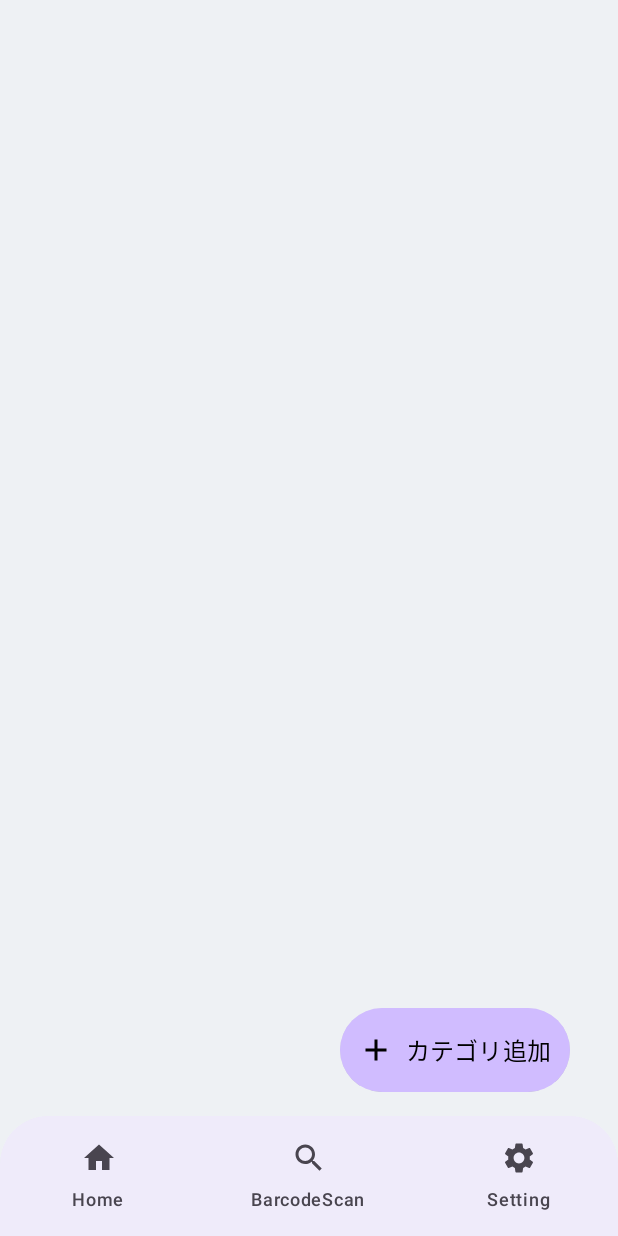
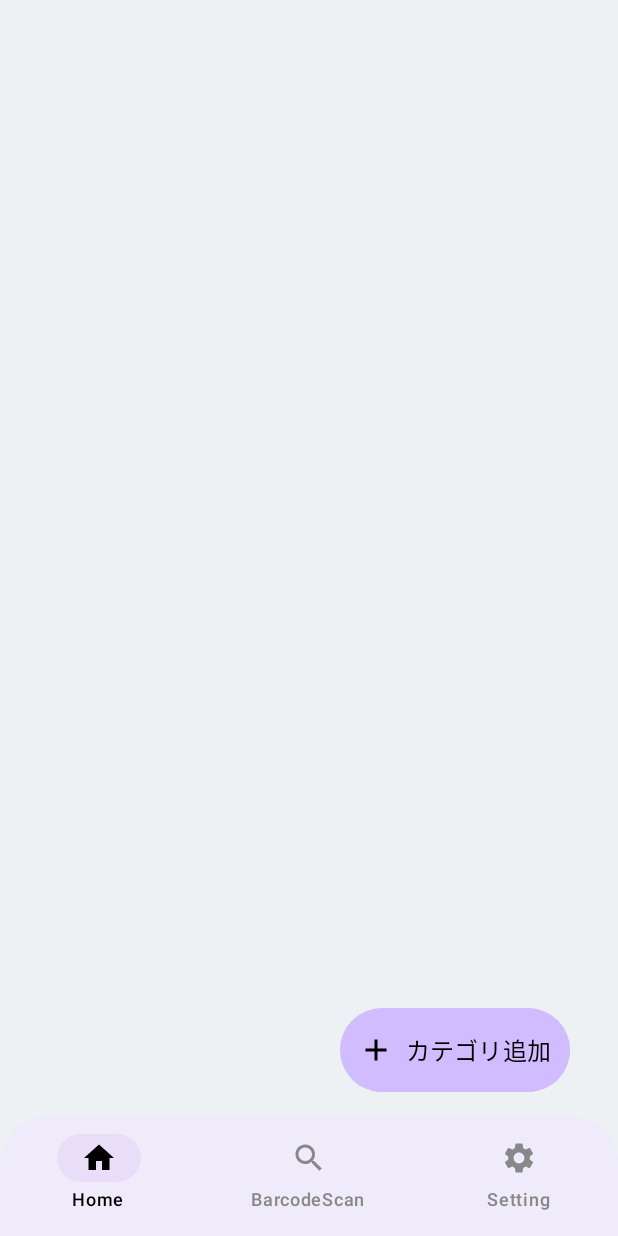
Before and after one commit to jun915-a/ShoppingListApp, an Android app built with Jetpack Compose: the screen it shows after launch (MainActivity), on a phone screen of 412 x 824 dp. Run offline under Robolectric (Android 15) with nearby library versions, the phone set to English and light mode, and no system bars; our stand-ins replace Dagger/Hilt's generated code.

Commit message:
全データ削除機能追加、選んでるボトムメニューの位置づれ修正

```diff
--- a/app/src/main/java/com/example/shoppinglistapp/ui/theme/MainViewModel.kt
+++ b/app/src/main/java/com/example/shoppinglistapp/ui/theme/MainViewModel.kt
@@ -26,6 +26,9 @@ class MainViewModel @Inject constructor(
     //バーコード検索ダイアログ
     var isShowSearchBarcodeDialog by mutableStateOf(false)
     var selectIndex by mutableStateOf(0)
+
+    //削除確認ダイアログ
+    var isShowDeleteDialog by mutableStateOf(false)
 
 
     //    var categoryNameList: MutableList<CategoryItem> = mutableListOf()
--- a/app/src/main/java/com/example/shoppinglistapp/ui/theme/Menu.kt
+++ b/app/src/main/java/com/example/shoppinglistapp/ui/theme/Menu.kt
@@ -9,6 +9,7 @@ import androidx.compose.material3.Icon
 import androidx.compose.material3.MaterialTheme
 import androidx.compose.material3.NavigationBar
 import androidx.compose.material3.NavigationBarItem
+import androidx.compose.material3.NavigationBarItemDefaults
 import androidx.compose.material3.Text
 import androidx.compose.runtime.Composable
 import androidx.compose.runtime.getValue
@@ -17,9 +18,11 @@ import androidx.compose.runtime.remember
 import androidx.compose.runtime.setValue
 import androidx.compose.ui.Modifier
 import androidx.compose.ui.draw.clip
+import androidx.compose.ui.graphics.Color
 import androidx.compose.ui.tooling.preview.Preview
 import androidx.compose.ui.unit.dp
 import androidx.navigation.NavHostController
+import androidx.navigation.compose.currentBackStackEntryAsState
 import com.example.shoppinglistapp.ui.theme.Purple90
 
 @OptIn(ExperimentalMaterial3Api::class) // NavigationBar は Experimental
@@ -28,6 +31,8 @@ fun MyNavigationBar(navController: NavHostController) {
     var selectedItem by remember { mutableStateOf(0) } // 選択されたアイテムを追跡
     val items = listOf("home", "barcodeScan", "setting")
 
+    val navBackStackEntry by navController.currentBackStackEntryAsState()
+    val currentRoute = navBackStackEntry?.destination?.route
     NavigationBar(
         modifier =
         Modifier
@@ -37,6 +42,7 @@ fun MyNavigationBar(navController: NavHostController) {
 
         ) {
         items.forEachIndexed { index, item ->
+            val isSelected = currentRoute == item
             NavigationBarItem(
                 icon = {
                     when (item) {
@@ -50,8 +56,16 @@ fun MyNavigationBar(navController: NavHostController) {
                     }
                 },
                 label = { Text(item.replaceFirstChar { it.uppercase() }) },
-                selected = navController.currentDestination?.route == item,
-                onClick = { navController.navigate(item) }
+                selected = isSelected,
+                colors = NavigationBarItemDefaults.colors(
+                    selectedIconColor = Color.Black,
+                    selectedTextColor = Color.Black,
+                    unselectedIconColor = Color.Gray,
+                    unselectedTextColor = Color.Gray
+                ),
+                onClick = { navController.navigate(item)
+                println("test!!!123 ${item} ${currentRoute}")
+                }
             )
         }
     }
--- a/app/src/main/java/com/example/shoppinglistapp/ui/theme/dialog/NewItemDialog.kt
+++ b/app/src/main/java/com/example/shoppinglistapp/ui/theme/dialog/NewItemDialog.kt
@@ -127,9 +127,3 @@ fun NewItemDialog(
         )
     }
 }
-
-@Preview(showBackground = true)
-@Composable
-fun PreviewNewDialog() {
-//    NewItemDialog(isNewDialogOpen = true)
-}
--- a/app/src/main/java/com/example/shoppinglistapp/ui/theme/screen/MainScreen.kt
+++ b/app/src/main/java/com/example/shoppinglistapp/ui/theme/screen/MainScreen.kt
@@ -90,7 +90,7 @@ fun BaseScreen(
 //                MockHomeScreen(innerPadding, viewModel) //デモデータ
             }
             composable("barcodeScan") { CameraScreen(viewModel) }
-            composable("setting") { SettingsScreen(paddingValues = innerPadding) }
+            composable("setting") { SettingsScreen(paddingValues = innerPadding,viewModel) }
         }
 
     }
```
Also changed, not shown: app/src/main/java/com/example/shoppinglistapp/ui/theme/dialog/SearchBarcodeDialog.kt (+27 -5 lines), app/src/main/java/com/example/shoppinglistapp/ui/theme/screen/SettingScreen.kt (+72 -9 lines).
